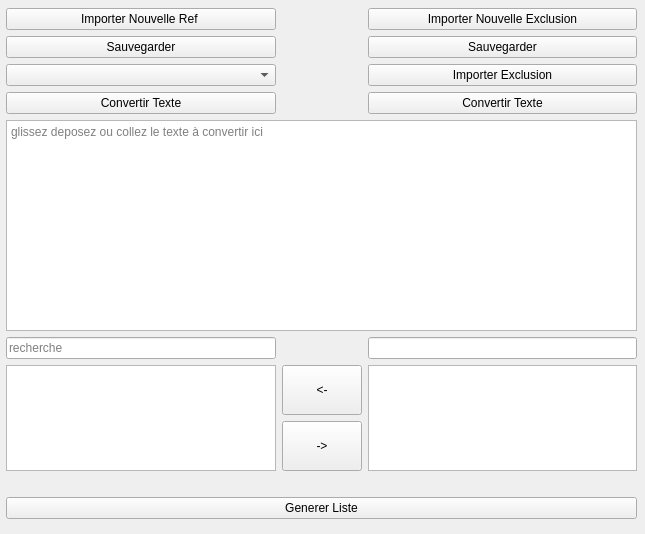
pimpim13/PyUtil, file src/main/python/package/Adress4_UI.ui: the form before one commit.
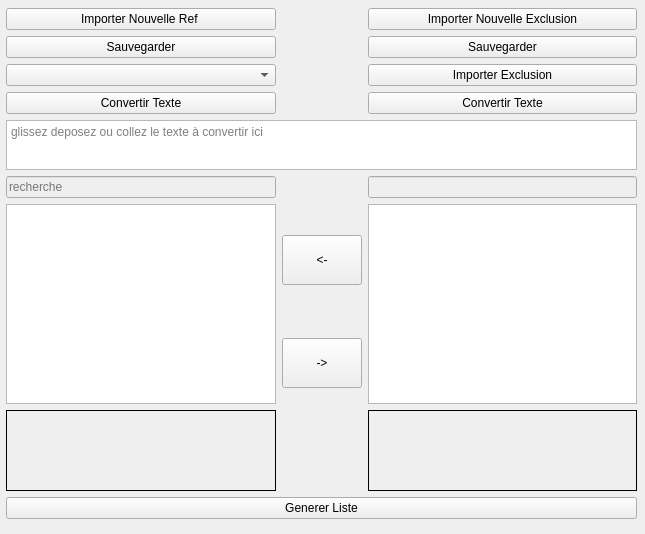
The form after the commit.

Commit message: Modification de l'interface graphique

```diff
--- a/src/main/python/package/Adress4_UI.ui
+++ b/src/main/python/package/Adress4_UI.ui
@@ -25,6 +25,9 @@
    <layout class="QGridLayout" name="gridLayout">
     <item row="8" column="0">
      <widget class="QLabel" name="lbl_ref_count">
+      <property name="frameShape">
+       <enum>QFrame::Box</enum>
+      </property>
       <property name="text">
        <string/>
       </property>
@@ -35,6 +38,9 @@
     </item>
     <item row="8" column="2">
      <widget class="QLabel" name="lbl_exclusion_count">
+      <property name="frameShape">
+       <enum>QFrame::Box</enum>
+      </property>
       <property name="text">
        <string/>
       </property>
@@ -101,13 +107,38 @@
     </item>
     <item row="4" column="0" colspan="3">
      <widget class="QTextEdit" name="pt_texte_brut">
+      <property name="maximumSize">
+       <size>
+        <width>16777215</width>
+        <height>50</height>
+       </size>
+      </property>
+      <property name="baseSize">
+       <size>
+        <width>0</width>
+        <height>0</height>
+       </size>
+      </property>
       <property name="placeholderText">
        <string>glissez deposez ou collez le texte à convertir ici</string>
       </property>
      </widget>
     </item>
     <item row="6" column="0" rowspan="2">
-     <widget class="QListWidget" name="lw_liste_ref"/>
+     <widget class="QListWidget" name="lw_liste_ref">
+      <property name="minimumSize">
+       <size>
+        <width>0</width>
+        <height>200</height>
+       </size>
+      </property>
+      <property name="baseSize">
+       <size>
+        <width>0</width>
+        <height>0</height>
+       </size>
+      </property>
+     </widget>
     </item>
     <item row="6" column="1">
      <widget class="QPushButton" name="btn_include">
@@ -149,10 +180,17 @@
      </widget>
     </item>
     <item row="5" column="2">
-     <widget class="QLineEdit" name="le_adress_exclusion"/>
+     <widget class="QLineEdit" name="le_adress_exclusion">
+      <property name="enabled">
+       <bool>false</bool>
+      </property>
+     </widget>
     </item>
     <item row="5" column="0">
      <widget class="QLineEdit" name="le_adress_ref">
+      <property name="enabled">
+       <bool>false</bool>
+      </property>
       <property name="alignment">
        <set>Qt::AlignLeading|Qt::AlignLeft|Qt::AlignVCenter</set>
       </property>
```
The commit also changes 2 other files.
